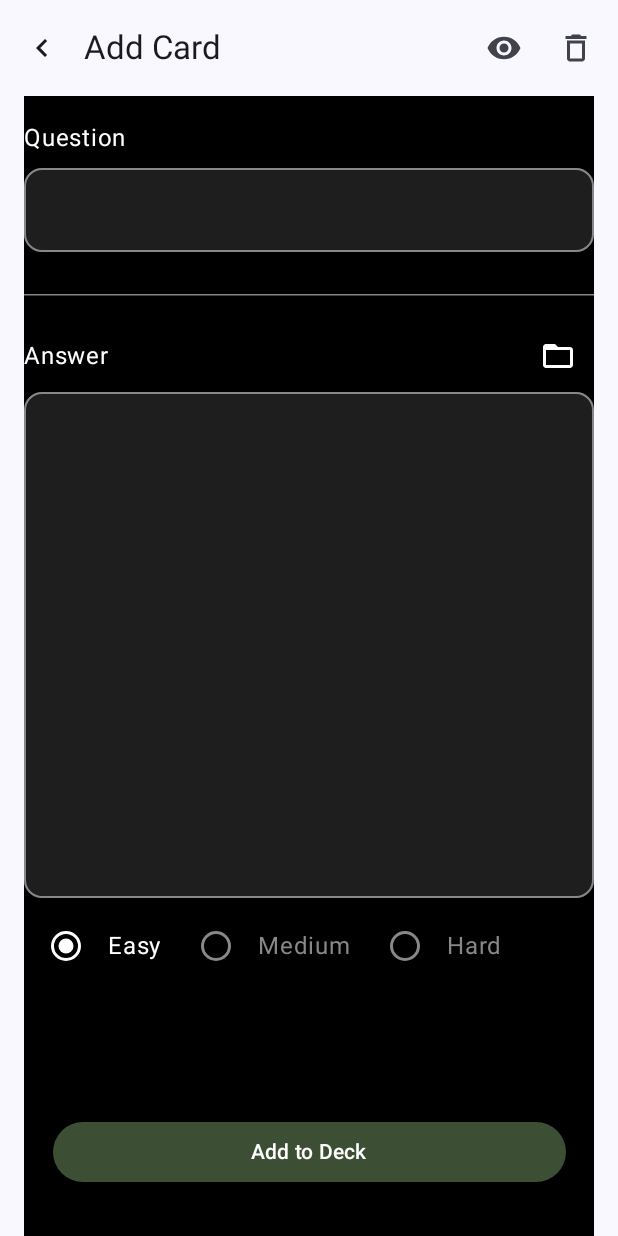
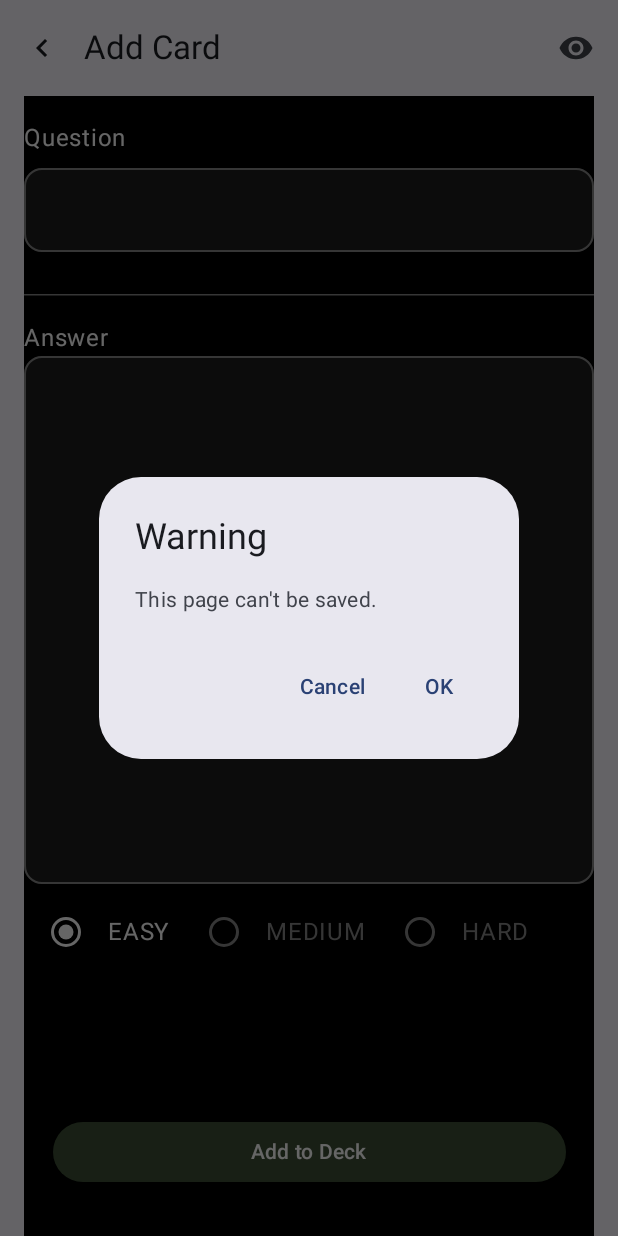
Before and after one commit to hemang-mishra/Hexagraph, an Android app built with Jetpack Compose: the composable AddCardScreen called with empty values, after a tap on "Menu", on a phone screen of 412 x 824 dp. Run offline under Robolectric (Android 15) with nearby library versions, the phone set to English and light mode, and no system bars; our stand-ins replace Dagger/Hilt's generated code; libraries missing offline, so code that uses them is left out: dev.jeziellago.compose.

Commit message:
done something

```diff
--- a/app/src/main/java/com/hexagraph/pattagobhi/ui/navigation/AppNavigation.kt
+++ b/app/src/main/java/com/hexagraph/pattagobhi/ui/navigation/AppNavigation.kt
@@ -47,7 +47,8 @@ fun AppNavigation(
         } else Screens.NavOnboardingScreen
     ) {
         composable<Screens.NavHomeRoute> {
-            DeckScreen(onDeckClicked = { deckId, name ->
+            DeckScreen(
+                onDeckClicked = { deckId, name ->
                 navController.navigate(AuthenticationNavigation.CardScreen(deckId, name))
             }, onGenerateButtonClicked = {
                 navController.navigate(AuthenticationNavigation.TopicInputScreen())
--- a/app/src/main/java/com/hexagraph/pattagobhi/ui/screens/deck/AddCardScreen.kt
+++ b/app/src/main/java/com/hexagraph/pattagobhi/ui/screens/deck/AddCardScreen.kt
@@ -14,11 +14,13 @@ import androidx.compose.foundation.layout.height
 import androidx.compose.foundation.layout.padding
 import androidx.compose.foundation.shape.RoundedCornerShape
 import androidx.compose.material.icons.Icons
+import androidx.compose.material.icons.filled.Cancel
 import androidx.compose.material.icons.filled.ChevronLeft
 import androidx.compose.material.icons.filled.DeleteOutline
 import androidx.compose.material.icons.filled.Edit
 import androidx.compose.material.icons.filled.FolderOpen
 import androidx.compose.material.icons.filled.RemoveRedEye
+import androidx.compose.material3.AlertDialog
 import androidx.compose.material3.Button
 import androidx.compose.material3.ButtonDefaults
 import androidx.compose.material3.Divider
@@ -32,6 +34,7 @@ import androidx.compose.material3.RadioButton
 import androidx.compose.material3.RadioButtonDefaults
 import androidx.compose.material3.Scaffold
 import androidx.compose.material3.Text
+import androidx.compose.material3.TextButton
 import androidx.compose.material3.TopAppBar
 import androidx.compose.runtime.Composable
 import androidx.compose.runtime.getValue
@@ -46,6 +49,7 @@ import androidx.compose.ui.text.TextStyle
 import androidx.compose.ui.unit.dp
 import androidx.hilt.navigation.compose.hiltViewModel
 import com.hexagraph.pattagobhi.Entity.Card
+import com.hexagraph.pattagobhi.util.Review
 import com.hexagraph.pattagobhi.util.getCurrentTime
 import dev.jeziellago.compose.markdowntext.MarkdownText
 
@@ -54,32 +58,57 @@ import dev.jeziellago.compose.markdowntext.MarkdownText
 fun AddCardScreen(
     deckId: Int,
     cardScreenViewModel: CardScreenViewModel = hiltViewModel(),
-    onCardAdded:()->Unit
+    onCardAdded: () -> Unit
 ) {
+    var showWarningDialog by remember { mutableStateOf(false) }
     var question by remember { mutableStateOf("") }
     var answer by remember { mutableStateOf("") }
     var markDownPreview by remember { mutableStateOf(false) }
+    if (showWarningDialog) {
+        AlertDialog(
+            onDismissRequest = { showWarningDialog = false },
+            title = { Text("Warning") },
+            text = { Text("This page can't be saved.") },
+            confirmButton = {
+                TextButton(onClick = {
+                    showWarningDialog = false
+                    onCardAdded() // Proceed with navigation or exit action
+                }) {
+                    Text("OK")
+                }
+            },
+            dismissButton = {
+                TextButton(onClick = { showWarningDialog = false }) {
+                    Text("Cancel")
+                }
+            }
+        )
+    }
     Log.d("MarkDown", answer)
     Scaffold(
         topBar = {
             TopAppBar(
-                title = { Text("Add Card")},
+                title = { Text("Add Card") },
                 navigationIcon = {
-                    IconButton(onClick = { /* TODO: Open Drawer */ }) {
+                    IconButton(onClick = { showWarningDialog = true }) {
                         Icon(Icons.Default.ChevronLeft, contentDescription = "Menu")
                     }
                 },
                 actions = {
-                    IconButton(onClick = { /* TODO: Rename */ }) {
-                        Icon(Icons.Default.RemoveRedEye, contentDescription = "Rename")
+                    IconButton(onClick = { markDownPreview = !markDownPreview }) {
+                        if (markDownPreview)
+                            Icon(
+                                Icons.Default.Edit,
+                                contentDescription = "Edit",
+                                tint = Color.White
+                            )
+                        else Icon(Icons.Default.RemoveRedEye, contentDescription = "Rename")
                     }
-                    IconButton(onClick = { /* TODO: Delete */ }) {
-                        Icon(Icons.Default.DeleteOutline, contentDescription = "Delete")
-                    }
+
                 }
             )
         }
-    ){
+    ) {
         Column(
             modifier = Modifier
                 .fillMaxSize()
@@ -118,7 +147,11 @@ fun AddCardScreen(
 
                 )
 
-            HorizontalDivider(thickness = 1.dp, color = Color.Gray, modifier = Modifier.padding(top=20.dp))
+            HorizontalDivider(
+                thickness = 1.dp,
+                color = Color.Gray,
+                modifier = Modifier.padding(top = 20.dp)
+            )
 
             Row(
                 verticalAlignment = Alignment.CenterVertically,
@@ -127,11 +160,11 @@ fun AddCardScreen(
                     .padding(top = 16.dp)
             ) {
                 Text("Answer", color = Color.White, modifier = Modifier.weight(1f))
-                IconButton(onClick = { markDownPreview = !markDownPreview }) {
-                    if (markDownPreview)
-                        Icon(Icons.Default.Edit, contentDescription = "Edit", tint = Color.White)
-                    else Icon(Icons.Default.FolderOpen, contentDescription = null, tint = Color.White)
-                }
+//                IconButton(onClick = { markDownPreview = !markDownPreview }) {
+//                    if (markDownPreview)
+//                        Icon(Icons.Default.Edit, contentDescription = "Edit", tint = Color.White)
+//                    else Icon(Icons.Default.FolderOpen, contentDescription = null, tint = Color.White)
+//                }
             }
 
             // Answer TextField (multi-line)
@@ -160,8 +193,10 @@ fun AddCardScreen(
                     maxLines = 10,
                     shape = RoundedCornerShape(12.dp)
                 )
-            if(!markDownPreview)
-            DifficultySelector(Modifier.padding(top = 12.dp))
+            val (selectedOption, onOptionSelected) = remember { mutableStateOf(Review.EASY) }
+
+            if (!markDownPreview)
+                DifficultySelector(Modifier.padding(top = 12.dp), selectedOption, onOptionSelected)
             Spacer(modifier = Modifier.weight(1f))
 
             // Add to Deck Button
@@ -172,7 +207,8 @@ fun AddCardScreen(
                             deckId = deckId,
                             question = question,
                             answer = answer,
-                            nextReview = getCurrentTime()
+                            nextReview = getCurrentTime(),
+                            review = selectedOption
                         )
                     )
                     onCardAdded()
@@ -195,18 +231,21 @@ fun AddCardScreen(
 }
 
 @Composable
-fun DifficultySelector(modifier: Modifier = Modifier) {
-    val (selectedOption, onOptionSelected) = remember { mutableStateOf("Easy") }
+fun DifficultySelector(
+    modifier: Modifier = Modifier,
+    selectedOption: Review,
+    onOptionSelected: (Review) -> Unit
+) {
 
     Row(modifier = modifier.fillMaxWidth()) {
-        DifficultyOption("Easy", selectedOption, onOptionSelected)
-        DifficultyOption("Medium", selectedOption, onOptionSelected)
-        DifficultyOption("Hard", selectedOption, onOptionSelected)
+        DifficultyOption(Review.EASY, selectedOption, onOptionSelected)
+        DifficultyOption(Review.MEDIUM, selectedOption, onOptionSelected)
+        DifficultyOption(Review.HARD, selectedOption, onOptionSelected)
     }
 }
 
 @Composable
-fun DifficultyOption(option: String, selectedOption: String, onOptionSelected: (String) -> Unit) {
+fun DifficultyOption(option: Review, selectedOption: Review, onOptionSelected: (Review) -> Unit) {
     Row(
         verticalAlignment = Alignment.CenterVertically,
         modifier = Modifier.padding(horizontal = 8.dp)
@@ -226,7 +265,7 @@ fun DifficultyOption(option: String, selectedOption: String, onOptionSelected: (
             )
         }
         Text(
-            text = option,
+            text = option.name,
             modifier = Modifier.padding(start = 8.dp),
             color = if (option == selectedOption) Color.White else Color.Gray
         )
```
Also changed, not shown: app/src/main/java/com/hexagraph/pattagobhi/repository/DeckRepository.kt (+5 -4 lines).
